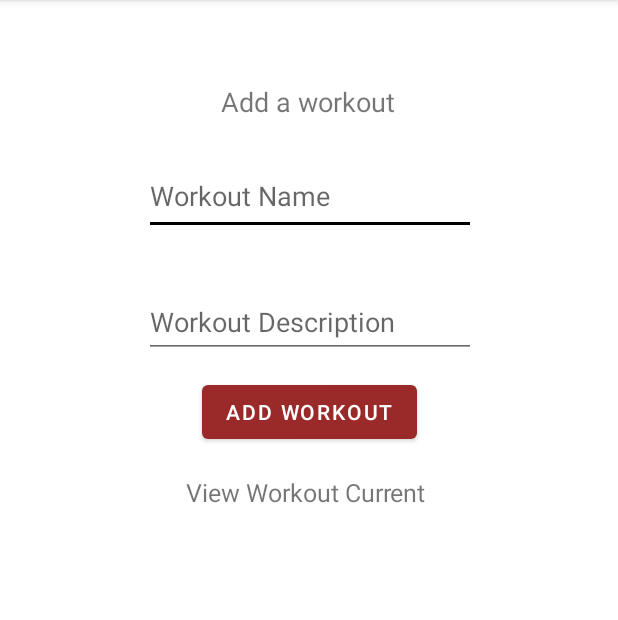
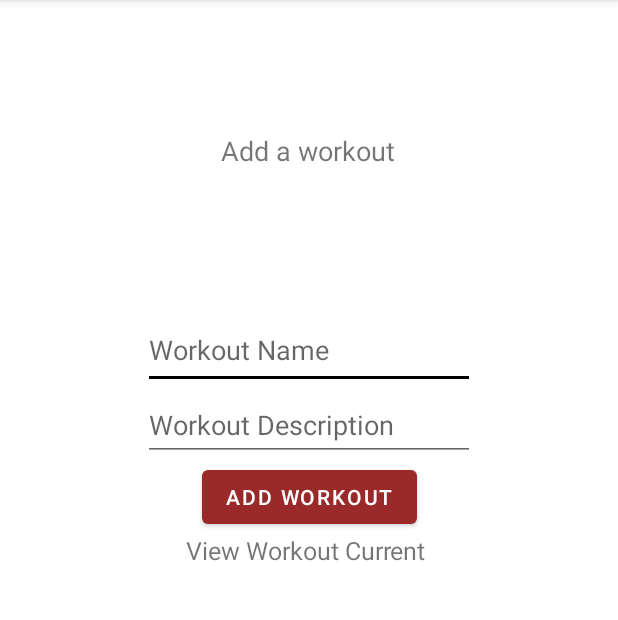
Before and after one commit to SCCapstone/Symphony, an Android app: the AddWorkoutActivity screen opened directly, with no data from a screen before it, on a phone screen of 412 x 824 dp, the part 84-704 px from its top. Run offline under Robolectric (Android 15) with nearby library versions, the phone set to English and light mode, and no system bars; our stand-ins replace Firebase (no records; nobody signed in at launch, a user with empty details on screens opened directly).

Commit message:
Fixed constraints

```diff
--- a/app/src/main/java/com/symphony/mrfit/ui/AddWorkoutActivity.kt
+++ b/app/src/main/java/com/symphony/mrfit/ui/AddWorkoutActivity.kt
@@ -52,14 +52,13 @@ class AddWorkoutActivity : AppCompatActivity() {
             .addOnCompleteListener{
                 val result = StringBuffer()
 
-                if(it.isSuccessful) {
                     for(document in it.result!!) {
                         result.append(document.data.getValue("name")).append(" ")
                             .append(document.data.getValue("description")).append("\n\n")
                     }
 
-                    workoutList.setText(result)
-                }
+                workoutList.text = result
+
             }
     }
         //method to save to firestore
--- a/app/src/main/res/layout/activity_debug.xml
+++ b/app/src/main/res/layout/activity_debug.xml
@@ -19,7 +19,7 @@
         android:layout_marginTop="12dp"
         android:text="User Profile"
         app:layout_constraintEnd_toEndOf="parent"
-        app:layout_constraintHorizontal_bias="0.525"
+        app:layout_constraintHorizontal_bias="0.5"
         app:layout_constraintStart_toStartOf="parent"
         app:layout_constraintTop_toBottomOf="@+id/debugRegister" />
 
@@ -30,7 +30,7 @@
         android:layout_marginTop="72dp"
         android:text="Login"
         app:layout_constraintEnd_toEndOf="parent"
-        app:layout_constraintHorizontal_bias="0.523"
+        app:layout_constraintHorizontal_bias="0.5"
         app:layout_constraintStart_toStartOf="parent"
         app:layout_constraintTop_toBottomOf="@+id/textView" />
 
@@ -38,23 +38,22 @@
         android:id="@+id/debugWorkout"
         android:layout_width="wrap_content"
         android:layout_height="wrap_content"
-        android:layout_marginBottom="201dp"
+        android:layout_marginTop="10dp"
         android:text="Workout"
-        app:layout_constraintBottom_toBottomOf="parent"
         app:layout_constraintEnd_toEndOf="parent"
         app:layout_constraintHorizontal_bias="0.5"
-        app:layout_constraintStart_toStartOf="parent" />
+        app:layout_constraintStart_toStartOf="parent"
+        app:layout_constraintTop_toBottomOf="@+id/debugNotification" />
 
     <Button
         android:id="@+id/debugNotification"
         android:layout_width="wrap_content"
         android:layout_height="wrap_content"
-        android:layout_marginTop="20dp"
         android:text="Notification Builder"
-        app:layout_constraintEnd_toEndOf="@+id/debugWorkout"
-        app:layout_constraintHorizontal_bias="0.504"
-        app:layout_constraintStart_toStartOf="@+id/debugWorkout"
-        app:layout_constraintTop_toBottomOf="@+id/debugCalendar" />
+        app:layout_constraintEnd_toEndOf="parent"
+        app:layout_constraintHorizontal_bias="0.5"
+        app:layout_constraintStart_toStartOf="parent"
+        tools:layout_editor_absoluteY="416dp" />
 
     <Button
         android:id="@+id/debugCalendar"
@@ -63,7 +62,7 @@
         android:layout_marginTop="8dp"
         android:text="Calendar"
         app:layout_constraintEnd_toEndOf="parent"
-        app:layout_constraintHorizontal_bias="0.525"
+        app:layout_constraintHorizontal_bias="0.5"
         app:layout_constraintStart_toStartOf="parent"
         app:layout_constraintTop_toBottomOf="@+id/debugUserProfile" />
 
@@ -74,7 +73,7 @@
         android:layout_marginTop="20dp"
         android:text="Register"
         app:layout_constraintEnd_toEndOf="parent"
-        app:layout_constraintHorizontal_bias="0.521"
+        app:layout_constraintHorizontal_bias="0.5"
         app:layout_constraintStart_toStartOf="parent"
         app:layout_constraintTop_toBottomOf="@+id/debugLogin" />
 
@@ -85,7 +84,7 @@
         android:layout_marginTop="72dp"
         android:text="Pick a view to test"
         app:layout_constraintEnd_toEndOf="parent"
-        app:layout_constraintHorizontal_bias="0.523"
+        app:layout_constraintHorizontal_bias="0.5"
         app:layout_constraintStart_toStartOf="parent"
         app:layout_constraintTop_toTopOf="parent" />
 
--- a/app/src/main/res/layout/activity_workouts.xml
+++ b/app/src/main/res/layout/activity_workouts.xml
@@ -10,89 +10,68 @@
         android:id="@+id/addworkouttextview"
         android:layout_width="118dp"
         android:layout_height="31dp"
-        android:layout_marginTop="29dp"
-        android:layout_marginBottom="681dp"
         android:text="Add a workout"
         app:autoSizeTextType="uniform"
-        app:layout_constraintBottom_toBottomOf="parent"
-        app:layout_constraintEnd_toEndOf="@+id/workoutname"
-        app:layout_constraintHorizontal_bias="0.495"
-        app:layout_constraintStart_toStartOf="@+id/workoutname"
-        app:layout_constraintTop_toTopOf="parent"
-        app:layout_constraintVertical_bias="1.0" />
+        app:layout_constraintBottom_toTopOf="@+id/workoutname"
+        app:layout_constraintEnd_toEndOf="parent"
+        app:layout_constraintHorizontal_bias="0.5"
+        app:layout_constraintStart_toStartOf="parent"
+        app:layout_constraintTop_toTopOf="parent" />
 
     <EditText
         android:id="@+id/workoutname"
         android:layout_width="221dp"
         android:layout_height="52dp"
-        android:layout_marginTop="86dp"
-        android:layout_marginBottom="593dp"
         android:autoText="false"
         android:ems="10"
         android:hint="@string/workoutname"
         android:inputType="textPersonName"
         android:minHeight="48dp"
-        app:layout_constraintBottom_toBottomOf="parent"
-        app:layout_constraintEnd_toEndOf="@+id/WorkoutDescription"
-        app:layout_constraintStart_toStartOf="@+id/WorkoutDescription"
-        app:layout_constraintTop_toTopOf="parent" />
+        app:layout_constraintBottom_toTopOf="@+id/WorkoutDescription"
+        app:layout_constraintEnd_toEndOf="parent"
+        app:layout_constraintHorizontal_bias="0.5"
+        app:layout_constraintStart_toStartOf="parent" />
 
     <EditText
         android:id="@+id/WorkoutDescription"
         android:layout_width="221dp"
         android:layout_height="48dp"
-        android:layout_marginTop="154dp"
-        android:layout_marginEnd="115dp"
-        android:layout_marginBottom="529dp"
         android:ems="10"
         android:hint="@string/workoutdescription"
         android:inputType="textPersonName"
-        app:layout_constraintBottom_toBottomOf="parent"
-        app:layout_constraintEnd_toEndOf="@+id/addworkout"
-        app:layout_constraintHorizontal_bias="0.203"
-        app:layout_constraintStart_toStartOf="@+id/addworkout"
-        app:layout_constraintTop_toTopOf="parent"
-        app:layout_constraintVertical_bias="1.0" />
+        app:layout_constraintBottom_toTopOf="@+id/addworkout"
+        app:layout_constraintEnd_toEndOf="parent"
+        app:layout_constraintHorizontal_bias="0.5"
+        app:layout_constraintStart_toStartOf="parent" />
 
     <Button
         android:id="@+id/addworkout"
         android:layout_width="wrap_content"
         android:layout_height="wrap_content"
-        android:layout_marginTop="232dp"
-        android:layout_marginBottom="451dp"
         android:text="Add Workout"
-        app:layout_constraintBottom_toBottomOf="parent"
+        app:layout_constraintBottom_toTopOf="@+id/Viewcurrent"
         app:layout_constraintEnd_toEndOf="parent"
         app:layout_constraintHorizontal_bias="0.5"
-        app:layout_constraintStart_toStartOf="parent"
-        app:layout_constraintTop_toTopOf="parent" />
+        app:layout_constraintStart_toStartOf="parent" />
 
     <TextView
         android:id="@+id/Viewcurrent"
         android:layout_width="164dp"
         android:layout_height="31dp"
-        android:layout_marginTop="304dp"
-        android:layout_marginBottom="408dp"
         android:text="View Workout Current"
         app:autoSizeTextType="uniform"
-        app:layout_constraintBottom_toBottomOf="parent"
-        app:layout_constraintEnd_toEndOf="@+id/addworkout"
-        app:layout_constraintHorizontal_bias="0.525"
-        app:layout_constraintStart_toStartOf="@+id/addworkout"
-        app:layout_constraintTop_toTopOf="parent" />
+        app:layout_constraintBottom_toTopOf="@+id/WorkoutList"
+        app:layout_constraintEnd_toEndOf="parent"
+        app:layout_constraintHorizontal_bias="0.5"
+        app:layout_constraintStart_toStartOf="parent" />
 
     <TextView
         android:id="@+id/WorkoutList"
         android:layout_width="328dp"
         android:layout_height="381dp"
-        android:layout_marginStart="42dp"
-        android:layout_marginTop="326dp"
-        android:layout_marginEnd="20dp"
         app:layout_constraintBottom_toBottomOf="parent"
         app:layout_constraintEnd_toEndOf="parent"
         app:layout_constraintHorizontal_bias="0.5"
-        app:layout_constraintStart_toStartOf="parent"
-        app:layout_constraintTop_toTopOf="parent"
-        app:layout_constraintVertical_bias="0.5" />
+        app:layout_constraintStart_toStartOf="parent" />
 
 </androidx.constraintlayout.widget.ConstraintLayout>
```
